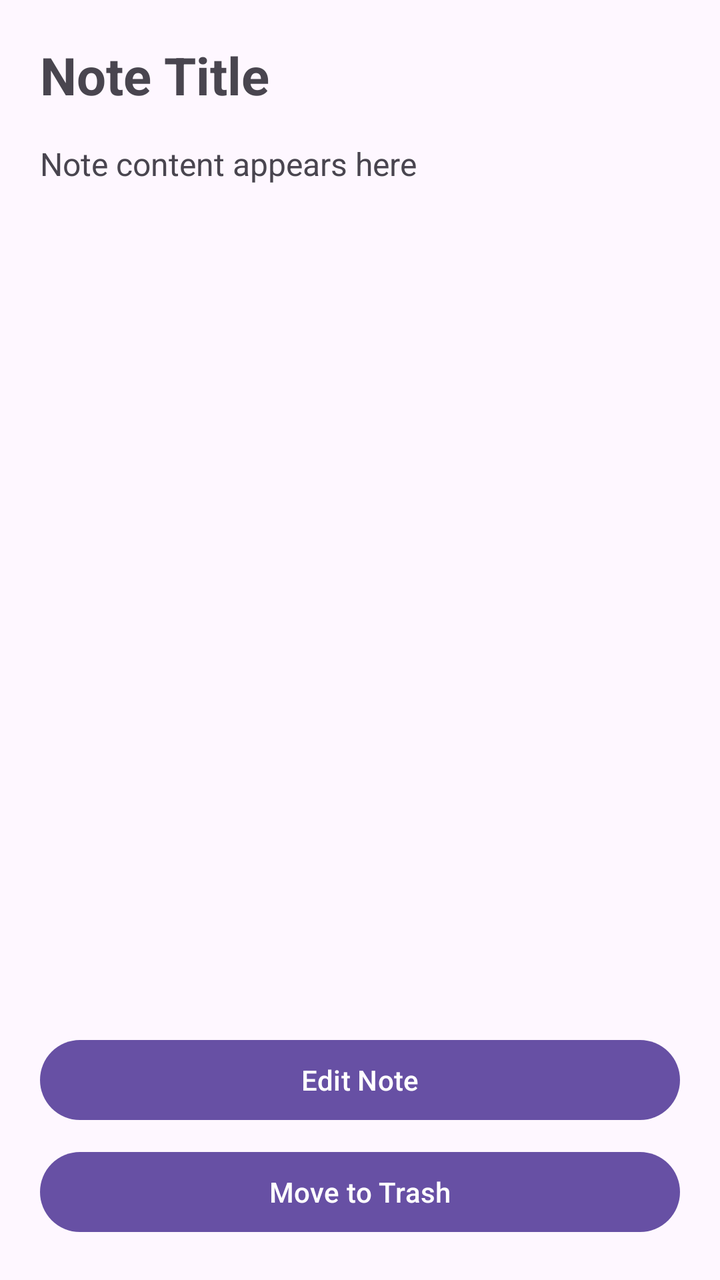
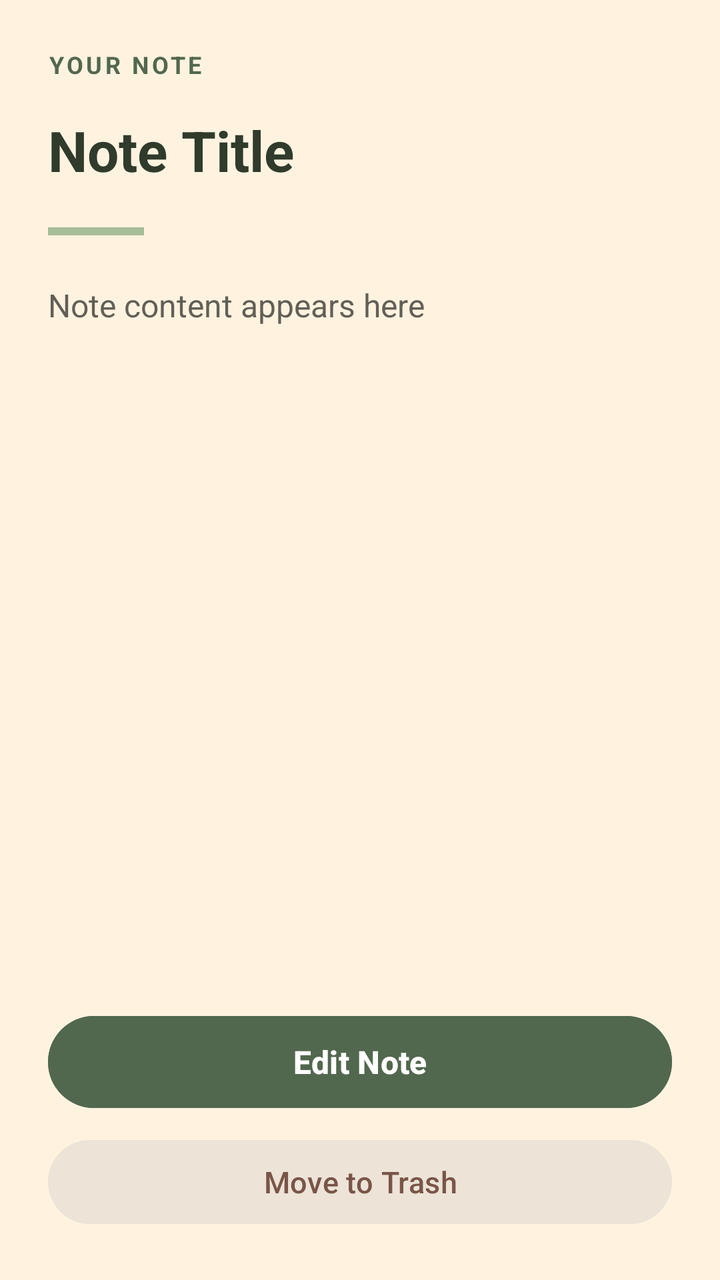

The first picture is an Android layout as it rendered before a commit; the second is the same layout after the commit. The layout source and the unified diff follow.
<!-- AndroidManifest.xml: application theme Theme.MiniProjectNoteBook -->
<!-- res/layout/fragment_note_detail.xml -->
<?xml version="1.0" encoding="utf-8"?>
<LinearLayout
    xmlns:android="http://schemas.android.com/apk/res/android"
    android:layout_width="match_parent"
    android:layout_height="match_parent"
    android:orientation="vertical"
    android:padding="20dp">

    <TextView
        android:id="@+id/tvDetailTitle"
        android:layout_width="match_parent"
        android:layout_height="wrap_content"
        android:text="Note Title"
        android:textSize="26sp"
        android:textStyle="bold"
        android:layout_marginBottom="16dp" />

    <TextView
        android:id="@+id/tvDetailContent"
        android:layout_width="match_parent"
        android:layout_height="0dp"
        android:layout_weight="1"
        android:text="Note content appears here"
        android:textSize="16sp"
        android:gravity="top" />

    <Button
        android:id="@+id/btnEditNote"
        android:layout_width="match_parent"
        android:layout_height="wrap_content"
        android:text="Edit Note" />
    <Button
        android:id="@+id/btnDeleteNote"
        android:layout_width="match_parent"
        android:layout_height="wrap_content"
        android:layout_marginTop="8dp"
        android:text="Move to Trash" />

</LinearLayout>
<!-- resources referenced by this layout -->
<resources>
  <style name="Theme.MiniProjectNoteBook" parent="Base.Theme.MiniProjectNoteBook" />
  <style name="Base.Theme.MiniProjectNoteBook" parent="Theme.Material3.DayNight.NoActionBar">
          
          
      </style>
</resources>

<!-- the commit's change to res/layout/fragment_note_detail.xml (unified diff, before → after) -->
@@ -4,36 +4,75 @@
     android:layout_width="match_parent"
     android:layout_height="match_parent"
     android:orientation="vertical"
-    android:padding="20dp">
+    android:background="#FFF3E0"
+    android:padding="24dp">
+
+    <TextView
+        android:layout_width="match_parent"
+        android:layout_height="wrap_content"
+        android:text="YOUR NOTE"
+        android:textColor="#52684E"
+        android:textSize="12sp"
+        android:textStyle="bold"
+        android:letterSpacing="0.12"
+        android:layout_marginBottom="16dp" />
 
     <TextView
         android:id="@+id/tvDetailTitle"
         android:layout_width="match_parent"
         android:layout_height="wrap_content"
         android:text="Note Title"
-        android:textSize="26sp"
+        android:textColor="#303B2C"
+        android:textSize="28sp"
         android:textStyle="bold"
-        android:layout_marginBottom="16dp" />
+        android:lineSpacingExtra="4dp"
+        android:layout_marginBottom="20dp" />
 
-    <TextView
-        android:id="@+id/tvDetailContent"
+    <View
+        android:layout_width="48dp"
+        android:layout_height="4dp"
+        android:background="#A7BC98"
+        android:layout_marginBottom="24dp" />
+
+    <ScrollView
         android:layout_width="match_parent"
         android:layout_height="0dp"
         android:layout_weight="1"
-        android:text="Note content appears here"
-        android:textSize="16sp"
-        android:gravity="top" />
+        android:fillViewport="true">
+
+        <TextView
+            android:id="@+id/tvDetailContent"
+            android:layout_width="match_parent"
+            android:layout_height="wrap_content"
+            android:text="Note content appears here"
+            android:textColor="#625F56"
+            android:textSize="16sp"
+            android:lineSpacingExtra="6dp"
+            android:gravity="top" />
+
+    </ScrollView>
 
     <Button
         android:id="@+id/btnEditNote"
         android:layout_width="match_parent"
-        android:layout_height="wrap_content"
-        android:text="Edit Note" />
+        android:layout_height="54dp"
+        android:layout_marginTop="20dp"
+        android:text="Edit Note"
+        android:textAllCaps="false"
+        android:textColor="#FFFFFF"
+        android:textSize="16sp"
+        android:textStyle="bold"
+        android:backgroundTint="#52684E" />
+
     <Button
         android:id="@+id/btnDeleteNote"
         android:layout_width="match_parent"
-        android:layout_height="wrap_content"
+        android:layout_height="50dp"
         android:layout_marginTop="8dp"
-        android:text="Move to Trash" />
+        android:text="Move to Trash"
+        android:textAllCaps="false"
+        android:textColor="#795548"
+        android:textSize="15sp"
+        android:backgroundTint="#EDE3D7" />
 
 </LinearLayout>
